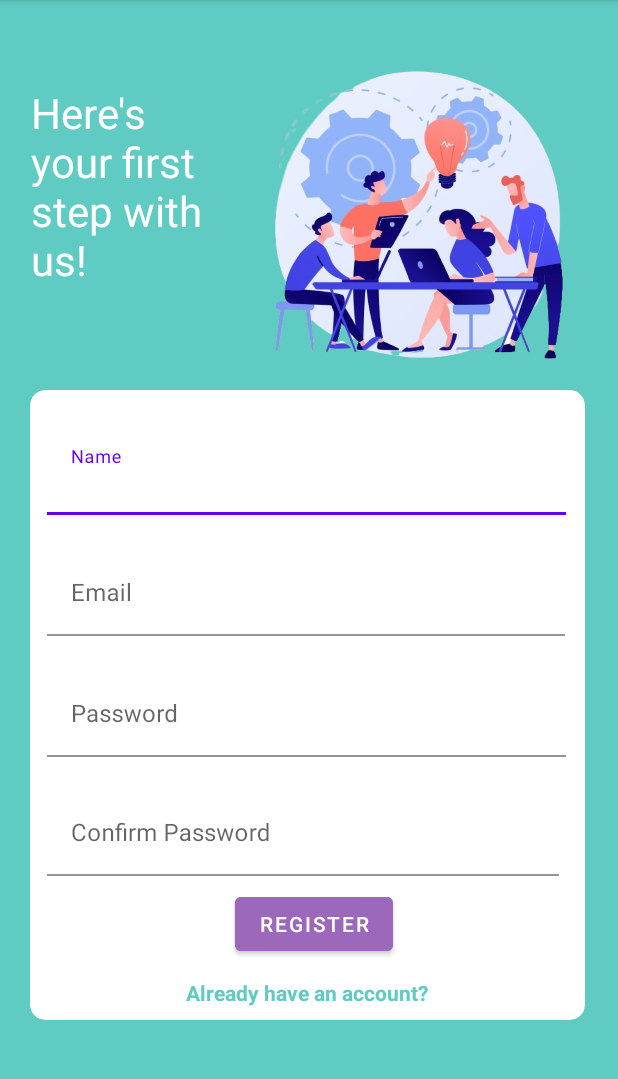
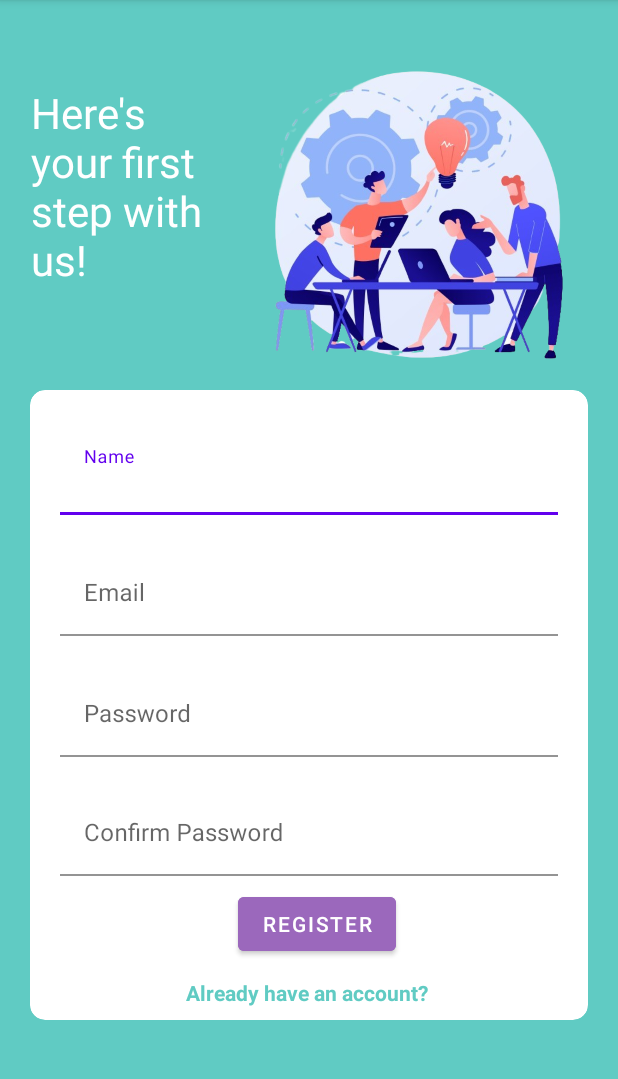
Before and after one commit to Divu03/AcmegreadProject, an Android app: the screen it shows after launch (MainActivity), on a phone screen of 412 x 824 dp, the part 84-1163 px from its top. Run offline under Robolectric (Android 15) with nearby library versions, the phone set to English and light mode, and no system bars.

Commit message:
1.3.0 Final Version of APP

```diff
--- a/Shopping/app/src/main/res/layout/activity_login.xml
+++ b/Shopping/app/src/main/res/layout/activity_login.xml
@@ -63,7 +63,7 @@
 
     <com.google.android.material.textfield.TextInputLayout
         android:id="@+id/emaill"
-        android:layout_width="405dp"
+        android:layout_width="match_parent"
         android:layout_height="69dp"
         android:layout_marginStart="3dp"
         android:layout_marginTop="322dp"
@@ -86,7 +86,7 @@
 
     <com.google.android.material.textfield.TextInputLayout
         android:id="@+id/passl"
-        android:layout_width="405dp"
+        android:layout_width="match_parent"
         android:layout_height="73dp"
         android:layout_marginStart="3dp"
         android:layout_marginTop="400dp"
--- a/Shopping/app/src/main/res/layout/activity_main.xml
+++ b/Shopping/app/src/main/res/layout/activity_main.xml
@@ -35,7 +35,7 @@
         app:layout_constraintTop_toTopOf="parent" />
 
     <androidx.cardview.widget.CardView
-        android:layout_width="370dp"
+        android:layout_width="match_parent"
         android:layout_height="420dp"
         android:layout_marginHorizontal="20dp"
         android:layout_marginTop="260dp"
@@ -50,12 +50,10 @@
 
             <com.google.android.material.textfield.TextInputLayout
                 android:id="@+id/tiname"
-                android:layout_width="366dp"
+                android:layout_width="match_parent"
                 android:layout_height="71dp"
-                android:layout_marginStart="1dp"
+                android:layout_marginHorizontal="10dp"
                 android:layout_marginTop="20dp"
-                android:layout_marginEnd="3dp"
-                app:helperText=""
                 app:layout_constraintEnd_toEndOf="parent"
                 app:layout_constraintStart_toStartOf="parent"
                 app:layout_constraintTop_toTopOf="parent">
@@ -77,11 +75,10 @@
 
             <com.google.android.material.textfield.TextInputLayout
                 android:id="@+id/tiemail"
-                android:layout_width="365dp"
+                android:layout_width="match_parent"
                 android:layout_height="72dp"
-                android:layout_marginStart="1dp"
+                android:layout_marginHorizontal="10dp"
                 android:layout_marginTop="100dp"
-                android:layout_marginEnd="4dp"
                 app:layout_constraintEnd_toEndOf="parent"
                 app:layout_constraintStart_toStartOf="parent"
                 app:layout_constraintTop_toTopOf="parent">
@@ -103,11 +100,10 @@
 
             <com.google.android.material.textfield.TextInputLayout
                 android:id="@+id/tipass"
-                android:layout_width="366dp"
+                android:layout_width="match_parent"
                 android:layout_height="73dp"
-                android:layout_marginStart="1dp"
+                android:layout_marginHorizontal="10dp"
                 android:layout_marginTop="180dp"
-                android:layout_marginEnd="3dp"
                 android:layout_weight="1"
                 app:layout_constraintEnd_toEndOf="parent"
                 app:layout_constraintStart_toStartOf="parent"
@@ -130,12 +126,10 @@
 
             <com.google.android.material.textfield.TextInputLayout
                 android:id="@+id/ticpass"
-                android:layout_width="361dp"
+                android:layout_width="match_parent"
                 android:layout_height="72dp"
-                android:layout_marginStart="1dp"
+                android:layout_marginHorizontal="10dp"
                 android:layout_marginTop="260dp"
-                android:layout_marginEnd="8dp"
-                android:layout_weight="1"
                 app:layout_constraintEnd_toEndOf="parent"
                 app:layout_constraintStart_toStartOf="parent"
                 app:layout_constraintTop_toTopOf="parent">
--- a/Shopping/app/src/main/res/layout/cart_item.xml
+++ b/Shopping/app/src/main/res/layout/cart_item.xml
@@ -8,7 +8,7 @@
 
     <ImageView
         android:id="@+id/product_image"
-        android:layout_width="375dp"
+        android:layout_width="match_parent"
         android:layout_height="375dp"
         android:layout_marginStart="10dp"
         android:layout_marginEnd="10dp"
--- a/Shopping/app/src/main/res/layout/list_item_product.xml
+++ b/Shopping/app/src/main/res/layout/list_item_product.xml
@@ -8,7 +8,7 @@
 
     <ImageView
         android:id="@+id/product_image"
-        android:layout_width="375dp"
+        android:layout_width="match_parent"
         android:layout_height="375dp"
         android:layout_marginStart="10dp"
         android:layout_marginEnd="10dp"
```
